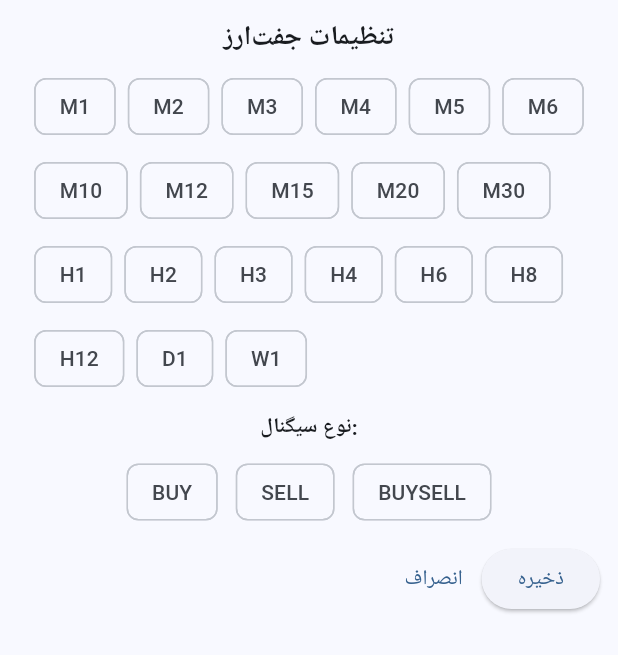
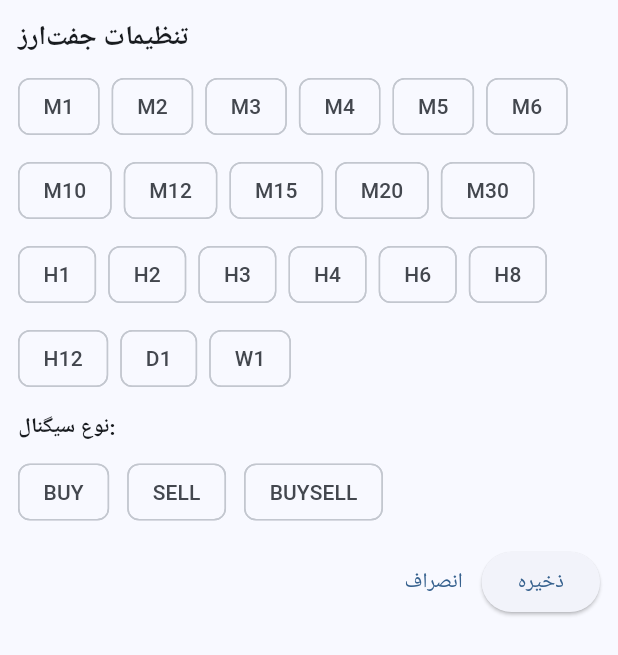
Before and after one commit to shallagehmasood/alert, a Flutter app: the TimeframeBottomSheet widget shown alone on an empty page, opened directly with empty values, on a phone screen of 412 x 824 dp. Shown: the top 655 px of the screen. Run offline on Flutter 3.47's test engine with Material 3 defaults, Android fonts, the phone set to English and light mode, and no system bars; our stand-ins replace fluttertoast, shared_preferences; accounts and stored records are empty; network calls fail; statements that could not run were skipped.

Commit message:
Update timeframe_bottom_sheet.dart

```diff
--- a/lib/widgets/timeframe_bottom_sheet.dart
+++ b/lib/widgets/timeframe_bottom_sheet.dart
@@ -9,8 +9,14 @@ const List<String> TIMEFRAMES = [
 class TimeframeBottomSheet extends StatefulWidget {
   final Map<String, dynamic> initialPairData;
   final void Function(Map<String, dynamic> pairData) onSave;
+  final ScrollController? scrollController;
 
-  const TimeframeBottomSheet({super.key, required this.initialPairData, required this.onSave});
+  const TimeframeBottomSheet({
+    super.key,
+    required this.initialPairData,
+    required this.onSave,
+    this.scrollController,
+  });
 
   @override
   State<TimeframeBottomSheet> createState() => _TimeframeBottomSheetState();
@@ -26,7 +32,7 @@ class _TimeframeBottomSheetState extends State<TimeframeBottomSheet> {
     temp['signal'] = temp['signal'] ?? 'BUYSELL';
   }
 
-  Future<void> _toggleTf(String tf) async {
+  void _toggleTf(String tf) {
     setState(() {
       temp[tf] = !(temp[tf] == true);
     });
@@ -40,12 +46,9 @@ class _TimeframeBottomSheetState extends State<TimeframeBottomSheet> {
 
   @override
   Widget build(BuildContext context) {
-    return SafeArea(
-      child: Padding(
-        padding: MediaQuery.of(context).viewInsets.add(const EdgeInsets.all(12)),
-        child: SingleChildScrollView(
-          child: Column(
-            mainAxisSize: MainAxisSize.min,
+    return ListView(
+      controller: widget.scrollController,
+      padding: const EdgeInsets.all(12),
       children: [
         const Text('تنظیمات جفت‌ارز', style: TextStyle(fontSize: 18, fontWeight: FontWeight.bold)),
         const SizedBox(height: 8),
@@ -69,24 +72,12 @@ class _TimeframeBottomSheetState extends State<TimeframeBottomSheet> {
         Wrap(
           spacing: 12,
           children: [
-                  ChoiceChip(
-                    label: const Text('BUY'),
-                    selected: temp['signal'] == 'BUY',
-                    onSelected: (_) => _setSignal('BUY'),
-                  ),
-                  ChoiceChip(
-                    label: const Text('SELL'),
-                    selected: temp['signal'] == 'SELL',
-                    onSelected: (_) => _setSignal('SELL'),
-                  ),
-                  ChoiceChip(
-                    label: const Text('BUYSELL'),
-                    selected: temp['signal'] == 'BUYSELL',
-                    onSelected: (_) => _setSignal('BUYSELL'),
-                  ),
+            ChoiceChip(label: const Text('BUY'), selected: temp['signal'] == 'BUY', onSelected: (_) => _setSignal('BUY')),
+            ChoiceChip(label: const Text('SELL'), selected: temp['signal'] == 'SELL', onSelected: (_) => _setSignal('SELL')),
+            ChoiceChip(label: const Text('BUYSELL'), selected: temp['signal'] == 'BUYSELL', onSelected: (_) => _setSignal('BUYSELL')),
           ],
         ),
-              const SizedBox(height: 10),
+        const SizedBox(height: 12),
         Row(
           mainAxisAlignment: MainAxisAlignment.end,
           children: [
@@ -101,9 +92,6 @@ class _TimeframeBottomSheetState extends State<TimeframeBottomSheet> {
           ],
         )
       ],
-          ),
-        ),
-      ),
     );
   }
 }
```
Lines whose indentation alone changed are shown as unchanged.
